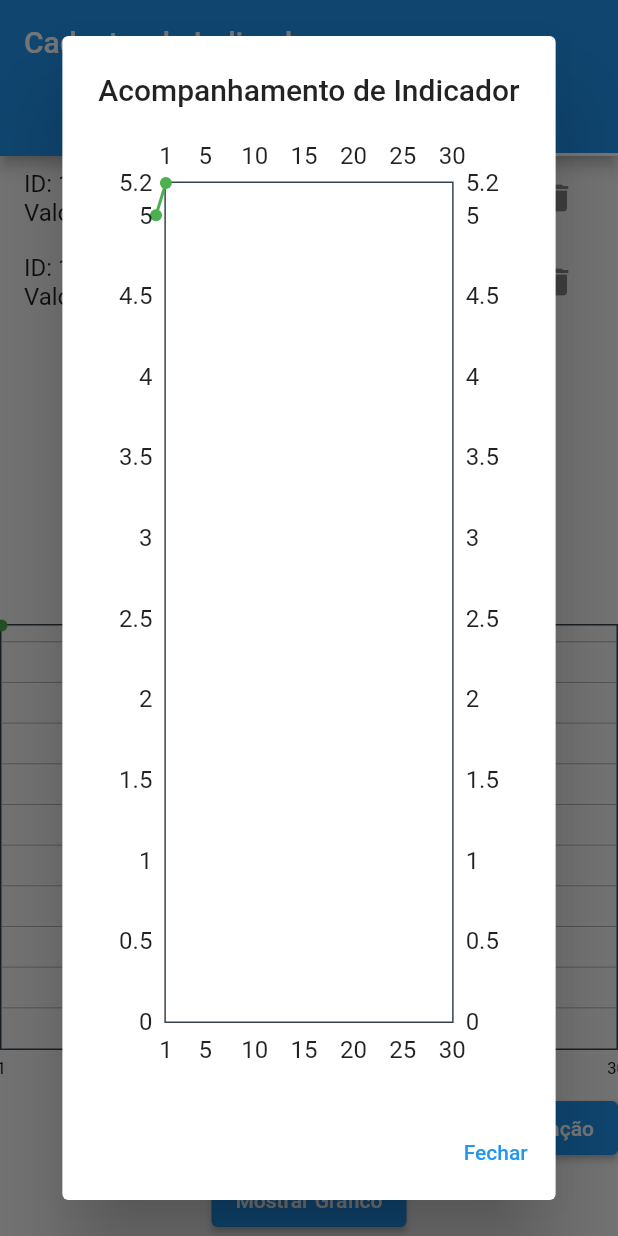
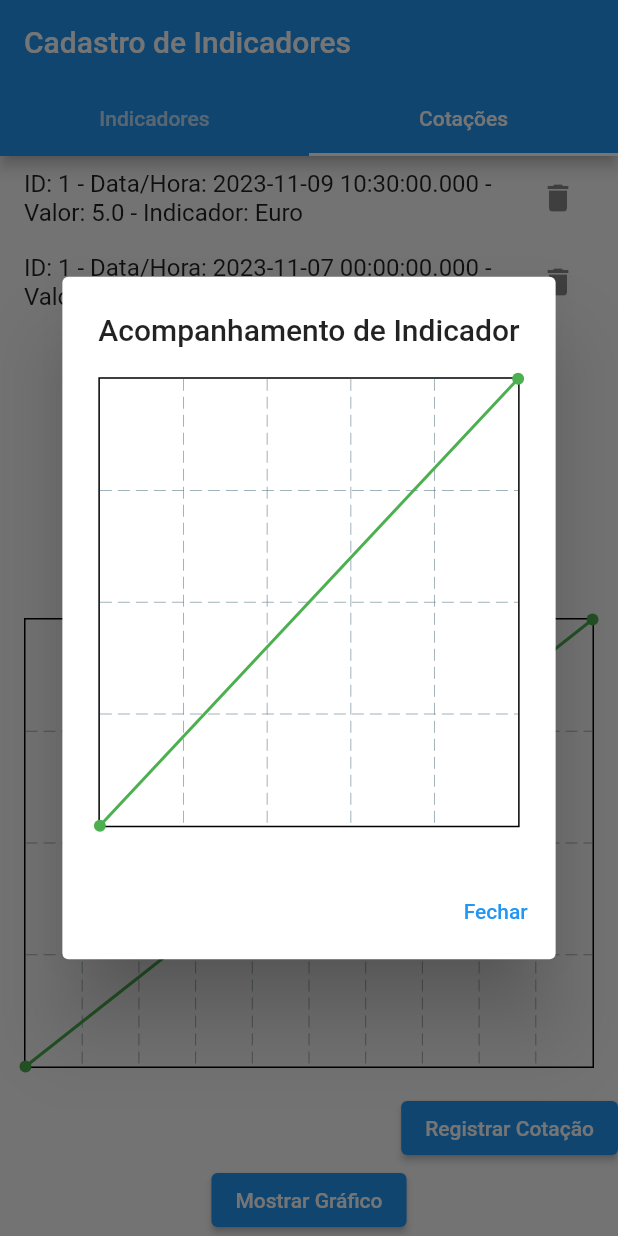
Before and after one commit to Lulispliff/datachamp, a Flutter app: the screen it shows after launch, tab 2 chosen, after a tap on "Mostrar Gráfico", on a phone screen of 412 x 824 dp. Run offline on Flutter 3.47's test engine with Material 2 defaults, Android fonts, the phone set to English and light mode, and no system bars; drawn by our look-alikes of fl_chart.

Commit message:
Alterações no grafico

```diff
--- a/lib/main.dart
+++ b/lib/main.dart
@@ -57,7 +57,7 @@ class _IndicadorScreenState extends State<IndicadorScreen> {
   @override
   void initState() {
     super.initState();
-    var indicador = Indicador(id: 1, descricao: "30");
+    var indicador = Indicador(id: 1, descricao: "Euro");
     final cotacao =
         Cotacao(id: 1, dataHora: DateTime.now(), valor: 5, indicador: indicador);
     final cotacao2 =
@@ -164,25 +164,13 @@ class _IndicadorScreenState extends State<IndicadorScreen> {
                   },
                 ),
         ),
-        Expanded(
+        Container(
+          margin: EdgeInsets.all(16.0),
+          height: 300,
           child: LineChart(
             LineChartData(
               gridData: FlGridData(show: true),
-              titlesData: FlTitlesData(
-                bottomTitles: SideTitles(showTitles: true),
-                leftTitles: SideTitles(showTitles: false),
-                rightTitles: SideTitles(showTitles: false),
-                topTitles: SideTitles(showTitles: false),
-
-              ),
-              borderData: FlBorderData(
-                show: true,
-                border: Border.all(color: const Color(0xff37434d), width: 1),
-              ),
-              minX: 1,
-              maxX: 30,
-              minY: 0,
-              maxY: cotacoes.map((cotacao) => cotacao.valor).reduce((a, b) => a > b ? a : b),
+              titlesData: FlTitlesData(show: false),
               lineBarsData: [
                 LineChartBarData(
                   spots: cotacoes
@@ -388,21 +376,12 @@ class _IndicadorScreenState extends State<IndicadorScreen> {
         builder: (BuildContext context) {
           return AlertDialog(
             title: Text('Acompanhamento de Indicador'),
-            content: Column(
-              children: [
-                Expanded(
+            content: SizedBox(
+              height: 300,
               child: LineChart(
                 LineChartData(
-                      gridData: FlGridData(show: false),
-                      titlesData: FlTitlesData(show: true),
-                      borderData: FlBorderData(
-                        show: true,
-                        border: Border.all(color: const Color(0xff37434d), width: 1),
-                      ),
-                      minX: 1,
-                      maxX: 30,
-                      minY: 0,
-                      maxY: cotacoes.map((cotacao) => cotacao.valor).reduce((a, b) => a > b ? a : b),
+                  gridData: FlGridData(show: true),
+                  titlesData: FlTitlesData(show: false),
                   lineBarsData: [
                     LineChartBarData(
                       spots: cotacoes
@@ -419,8 +398,6 @@ class _IndicadorScreenState extends State<IndicadorScreen> {
                   ],
                 ),
               ),
-                ),
-              ],
             ),
             actions: <Widget>[
               TextButton(
```
Lines whose indentation alone changed are shown as unchanged.
